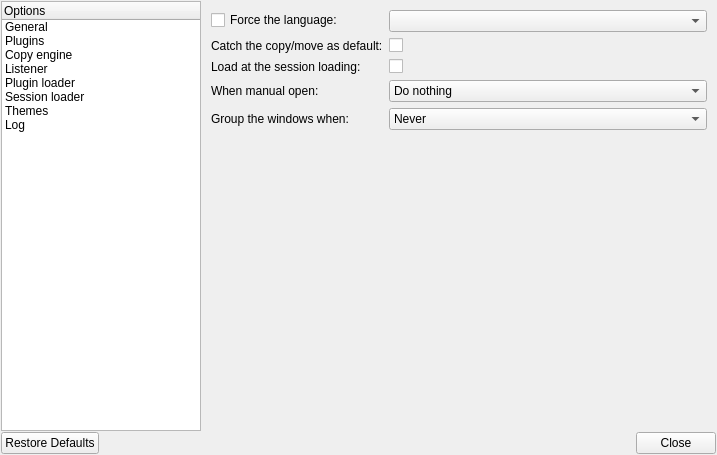
The window that OptionDialog.ui (alphaonex86/Ultracopier) describes before a commit, drawn with Qt 5.
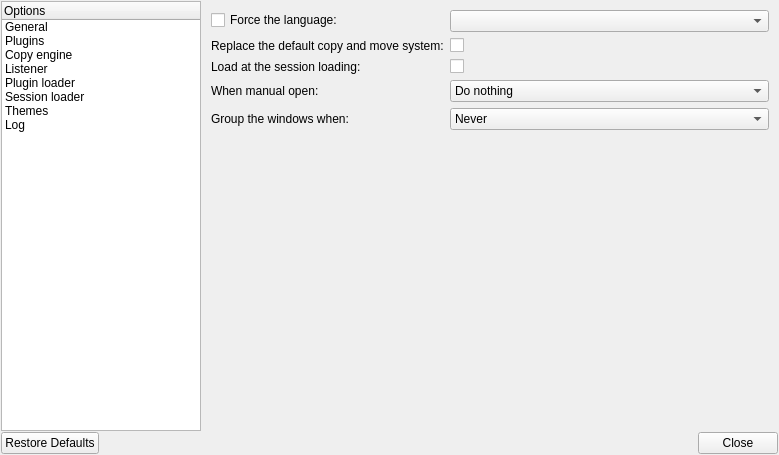
The same window after the commit. The open tabs and pages were chosen to show the change. Icons and pictures are not drawn.

Patch:
```diff
--- a/OptionDialog.ui
+++ b/OptionDialog.ui
@@ -6,7 +6,7 @@
    <rect>
     <x>0</x>
     <y>0</y>
-    <width>717</width>
+    <width>779</width>
     <height>455</height>
    </rect>
   </property>
@@ -124,7 +124,7 @@
            <item row="1" column="0">
             <widget class="QLabel" name="labelCatchCopyDefault">
              <property name="text">
-              <string>Catch the copy/move as default:</string>
+              <string>Replace the default copy and move system:</string>
              </property>
             </widget>
            </item>
```
Left out of the diff: 4 changed lines with no effect on the pictures.
